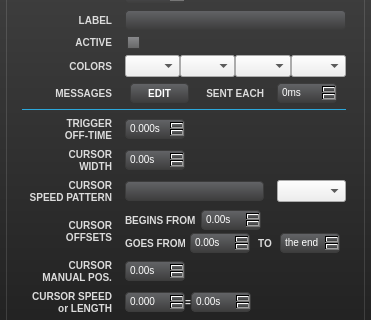
Qt form uiinspector.ui (buzzinglight/IanniX) before a commit; both pictures show x 0 to 371 and y 163 to 483 of the 371 by 637 pixel window.
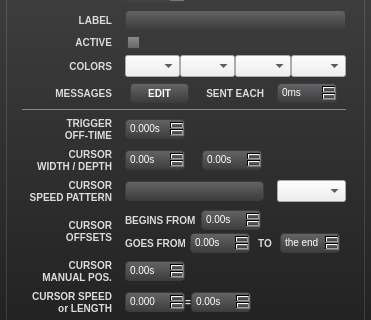
The same form after that commit. The open tabs and pages were chosen to show the change. Icons and pictures are not drawn.

Patch:
```diff
--- a/uiinspector.ui
+++ b/uiinspector.ui
@@ -646,7 +646,7 @@
               </property>
               <property name="text">
                <string>CURSOR
-WIDTH</string>
+WIDTH / DEPTH</string>
               </property>
               <property name="alignment">
                <set>Qt::AlignRight|Qt::AlignTrailing|Qt::AlignVCenter</set>
@@ -1836,6 +1836,37 @@
               </property>
              </widget>
             </item>
+            <item row="12" column="2">
+             <widget class="QDoubleSpinBox" name="depthSpin">
+              <property name="minimumSize">
+               <size>
+                <width>60</width>
+                <height>0</height>
+               </size>
+              </property>
+              <property name="maximumSize">
+               <size>
+                <width>60</width>
+                <height>16777215</height>
+               </size>
+              </property>
+              <property name="statusTip">
+               <string>Change here the cursor depth</string>
+              </property>
+              <property name="suffix">
+               <string notr="true">s</string>
+              </property>
+              <property name="decimals">
+               <number>2</number>
+              </property>
+              <property name="maximum">
+               <double>999999.000000000000000</double>
+              </property>
+              <property name="singleStep">
+               <double>0.100000000000000</double>
+              </property>
+             </widget>
+            </item>
            </layout>
           </item>
          </layout>
```
Left out of the diff: 50 changed lines with no effect on the pictures.
